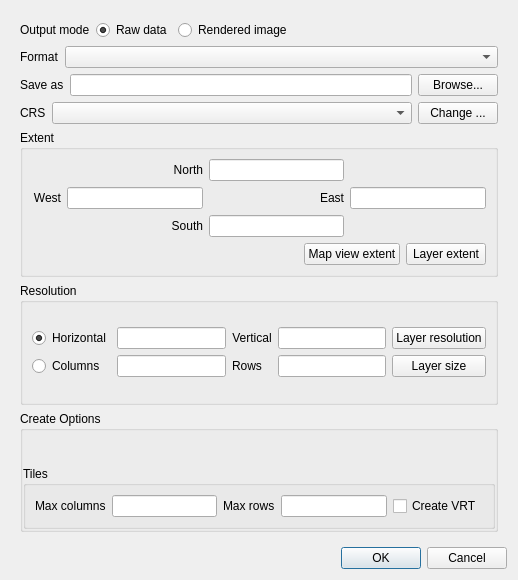
Above: src/ui/qgsrasterlayersaveasdialogbase.ui from qgis/QGIS before the change. Below: the same form after it.
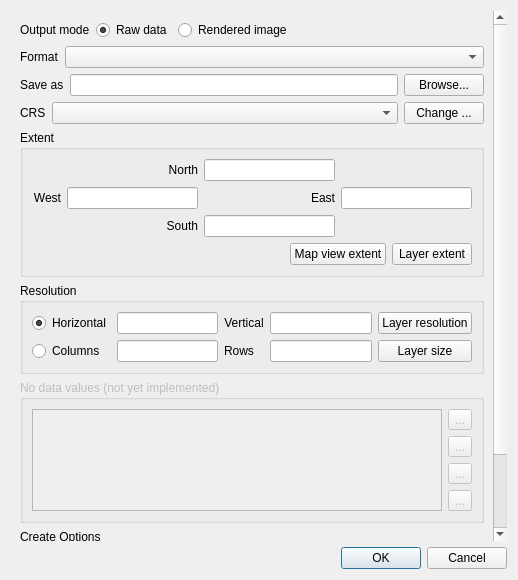
That is the form after the change. Icons and pictures are not drawn. Custom widgets are drawn as their Qt base class.

Commit message: raster transparency single band ranges, no data in save as, pipe to file writer

What changed in the file:
```diff
--- a/src/ui/qgsrasterlayersaveasdialogbase.ui
+++ b/src/ui/qgsrasterlayersaveasdialogbase.ui
@@ -29,9 +29,9 @@
       <property name="geometry">
        <rect>
         <x>0</x>
-        <y>0</y>
-        <width>510</width>
-        <height>543</height>
+        <y>-118</y>
+        <width>492</width>
+        <height>661</height>
        </rect>
       </property>
       <layout class="QVBoxLayout" name="verticalLayout_5">
@@ -362,6 +362,84 @@
          </layout>
         </widget>
        </item>
+       <item>
+        <widget class="QGroupBox" name="mNoDataGroupBox">
+         <property name="enabled">
+          <bool>false</bool>
+         </property>
+         <property name="toolTip">
+          <string>Additional no data values. The specified values will be set to no data in output raster.</string>
+         </property>
+         <property name="title">
+          <string>No data values (not yet implemented)</string>
+         </property>
+         <layout class="QHBoxLayout" name="horizontalLayout_7">
+          <item>
+           <widget class="QTableWidget" name="mNoDataTableWidget"/>
+          </item>
+          <item>
+           <layout class="QVBoxLayout" name="verticalLayout_4">
+            <item>
+             <widget class="QToolButton" name="mAddNoDataManuallyToolButton">
+              <property name="toolTip">
+               <string>Add values manually</string>
+              </property>
+              <property name="text">
+               <string>...</string>
+              </property>
+              <property name="icon">
+               <iconset>
+                <normaloff>../../images/themes/default/mActionNewAttribute.png</normaloff>../../images/themes/default/mActionNewAttribute.png</iconset>
+              </property>
+             </widget>
+            </item>
+            <item>
+             <widget class="QToolButton" name="mLoadTransparentNoDataToolButton">
+              <property name="toolTip">
+               <string>Load user defined fully transparent (100%) values </string>
+              </property>
+              <property name="text">
+               <string>...</string>
+              </property>
+              <property name="icon">
+               <iconset>
+                <normaloff>../../images/themes/default/mActionCopySelected.png</normaloff>../../images/themes/default/mActionCopySelected.png</iconset>
+              </property>
+             </widget>
+            </item>
+            <item>
+             <widget class="QToolButton" name="mRemoveSelectedNoDataToolButton">
+              <property name="toolTip">
+               <string>Remove selected row</string>
+              </property>
+              <property name="text">
+               <string>...</string>
+              </property>
+              <property name="icon">
+               <iconset>
+                <normaloff>../../images/themes/default/mActionDeleteAttribute.png</normaloff>../../images/themes/default/mActionDeleteAttribute.png</iconset>
+              </property>
+             </widget>
+            </item>
+            <item>
+             <widget class="QToolButton" name="mRemoveAllNoDataToolButton">
+              <property name="toolTip">
+               <string>Clear all</string>
+              </property>
+              <property name="text">
+               <string>...</string>
+              </property>
+              <property name="icon">
+               <iconset>
+                <normaloff>../../images/themes/default/mActionRemove.png</normaloff>../../images/themes/default/mActionRemove.png</iconset>
+              </property>
+             </widget>
+            </item>
+           </layout>
+          </item>
+         </layout>
+        </widget>
+       </item>
        <item>
         <widget class="QGroupBox" name="groupBox">
          <property name="title">
```
The commit also changes 17 other files.
